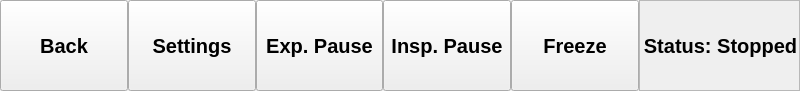
Before: the Qt Designer form gui/menu/menu.ui in MariuszSuchenek/MVM_GUI_test2, drawn with Qt 5.
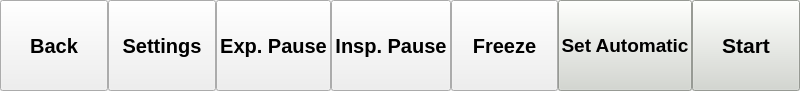
After: the same form once the commit is applied.

Commit message:
move widgets from toolbar to the menu and vice versa
- status moved to toolbar
- start/stop and Set Assisted/Automatic to the menu

```diff
--- a/gui/menu/menu.ui
+++ b/gui/menu/menu.ui
@@ -160,138 +160,945 @@
     </widget>
    </item>
    <item>
-    <widget class="QFrame" name="frame">
+    <widget class="QPushButton" name="button_autoassist">
+     <property name="sizePolicy">
+      <sizepolicy hsizetype="Minimum" vsizetype="Expanding">
+       <horstretch>0</horstretch>
+       <verstretch>0</verstretch>
+      </sizepolicy>
+     </property>
      <property name="minimumSize">
       <size>
-       <width>161</width>
+       <width>134</width>
        <height>0</height>
       </size>
      </property>
      <property name="maximumSize">
       <size>
-       <width>161</width>
+       <width>134</width>
        <height>16777215</height>
       </size>
      </property>
-     <property name="frameShape">
-      <enum>QFrame::StyledPanel</enum>
+     <property name="palette">
+      <palette>
+       <active>
+        <colorrole role="WindowText">
+         <brush brushstyle="SolidPattern">
+          <color alpha="255">
+           <red>0</red>
+           <green>0</green>
+           <blue>0</blue>
+          </color>
+         </brush>
+        </colorrole>
+        <colorrole role="Button">
+         <brush brushstyle="SolidPattern">
+          <color alpha="255">
+           <red>211</red>
+           <green>215</green>
+           <blue>207</blue>
+          </color>
+         </brush>
+        </colorrole>
+        <colorrole role="Light">
+         <brush brushstyle="SolidPattern">
+          <color alpha="255">
+           <red>255</red>
+           <green>255</green>
+           <blue>255</blue>
+          </color>
+         </brush>
+        </colorrole>
+        <colorrole role="Midlight">
+         <brush brushstyle="SolidPattern">
+          <color alpha="255">
+           <red>233</red>
+           <green>235</green>
+           <blue>231</blue>
+          </color>
+         </brush>
+        </colorrole>
+        <colorrole role="Dark">
+         <brush brushstyle="SolidPattern">
+          <color alpha="255">
+           <red>105</red>
+           <green>107</green>
+           <blue>103</blue>
+          </color>
+         </brush>
+        </colorrole>
+        <colorrole role="Mid">
+         <brush brushstyle="SolidPattern">
+          <color alpha="255">
+           <red>141</red>
+           <green>143</green>
+           <blue>138</blue>
+          </color>
+         </brush>
+        </colorrole>
+        <colorrole role="Text">
+         <brush brushstyle="SolidPattern">
+          <color alpha="255">
+           <red>0</red>
+           <green>0</green>
+           <blue>0</blue>
+          </color>
+         </brush>
+        </colorrole>
+        <colorrole role="BrightText">
+         <brush brushstyle="SolidPattern">
+          <color alpha="255">
+           <red>255</red>
+           <green>255</green>
+           <blue>255</blue>
+          </color>
+         </brush>
+        </colorrole>
+        <colorrole role="ButtonText">
+         <brush brushstyle="SolidPattern">
+          <color alpha="255">
+           <red>0</red>
+           <green>0</green>
+           <blue>0</blue>
+          </color>
+         </brush>
+        </colorrole>
+        <colorrole role="Base">
+         <brush brushstyle="SolidPattern">
+          <color alpha="255">
+           <red>255</red>
+           <green>255</green>
+           <blue>255</blue>
+          </color>
+         </brush>
+        </colorrole>
+        <colorrole role="Window">
+         <brush brushstyle="SolidPattern">
+          <color alpha="255">
+           <red>211</red>
+           <green>215</green>
+           <blue>207</blue>
+          </color>
+         </brush>
+        </colorrole>
+        <colorrole role="Shadow">
+         <brush brushstyle="SolidPattern">
+          <color alpha="255">
+           <red>0</red>
+           <green>0</green>
+           <blue>0</blue>
+          </color>
+         </brush>
+        </colorrole>
+        <colorrole role="AlternateBase">
+         <brush brushstyle="SolidPattern">
+          <color alpha="255">
+           <red>233</red>
+           <green>235</green>
+           <blue>231</blue>
+          </color>
+         </brush>
+        </colorrole>
+        <colorrole role="ToolTipBase">
+         <brush brushstyle="SolidPattern">
+          <color alpha="255">
+           <red>255</red>
+           <green>255</green>
+           <blue>220</blue>
+          </color>
+         </brush>
+        </colorrole>
+        <colorrole role="ToolTipText">
+         <brush brushstyle="SolidPattern">
+          <color alpha="255">
+           <red>0</red>
+           <green>0</green>
+           <blue>0</blue>
+          </color>
+         </brush>
+        </colorrole>
+        <colorrole role="PlaceholderText">
+         <brush brushstyle="NoBrush">
+          <color alpha="128">
+           <red>0</red>
+           <green>0</green>
+           <blue>0</blue>
+          </color>
+         </brush>
+        </colorrole>
+       </active>
+       <inactive>
+        <colorrole role="WindowText">
+         <brush brushstyle="SolidPattern">
+          <color alpha="255">
+           <red>0</red>
+           <green>0</green>
+           <blue>0</blue>
+          </color>
+         </brush>
+        </colorrole>
+        <colorrole role="Button">
+         <brush brushstyle="SolidPattern">
+          <color alpha="255">
+           <red>211</red>
+           <green>215</green>
+           <blue>207</blue>
+          </color>
+         </brush>
+        </colorrole>
+        <colorrole role="Light">
+         <brush brushstyle="SolidPattern">
+          <color alpha="255">
+           <red>255</red>
+           <green>255</green>
+           <blue>255</blue>
+          </color>
+         </brush>
+        </colorrole>
+        <colorrole role="Midlight">
+         <brush brushstyle="SolidPattern">
+          <color alpha="255">
+           <red>233</red>
+           <green>235</green>
+           <blue>231</blue>
+          </color>
+         </brush>
+        </colorrole>
+        <colorrole role="Dark">
+         <brush brushstyle="SolidPattern">
+          <color alpha="255">
+           <red>105</red>
+           <green>107</green>
+           <blue>103</blue>
+          </color>
+         </brush>
+        </colorrole>
+        <colorrole role="Mid">
+         <brush brushstyle="SolidPattern">
+          <color alpha="255">
+           <red>141</red>
+           <green>143</green>
+           <blue>138</blue>
+          </color>
+         </brush>
+        </colorrole>
+        <colorrole role="Text">
+         <brush brushstyle="SolidPattern">
+          <color alpha="255">
+           <red>0</red>
+           <green>0</green>
+           <blue>0</blue>
+          </color>
+         </brush>
+        </colorrole>
+        <colorrole role="BrightText">
+         <brush brushstyle="SolidPattern">
+          <color alpha="255">
+           <red>255</red>
+           <green>255</green>
+           <blue>255</blue>
+          </color>
+         </brush>
+        </colorrole>
+        <colorrole role="ButtonText">
+         <brush brushstyle="SolidPattern">
+          <color alpha="255">
+           <red>0</red>
+           <green>0</green>
+           <blue>0</blue>
+          </color>
+         </brush>
+        </colorrole>
+        <colorrole role="Base">
+         <brush brushstyle="SolidPattern">
+          <color alpha="255">
+           <red>255</red>
+           <green>255</green>
+           <blue>255</blue>
+          </color>
+         </brush>
+        </colorrole>
+        <colorrole role="Window">
+         <brush brushstyle="SolidPattern">
+          <color alpha="255">
+           <red>211</red>
+           <green>215</green>
+           <blue>207</blue>
+          </color>
+         </brush>
+        </colorrole>
+        <colorrole role="Shadow">
+         <brush brushstyle="SolidPattern">
+          <color alpha="255">
+           <red>0</red>
+           <green>0</green>
+           <blue>0</blue>
+          </color>
+         </brush>
+        </colorrole>
+        <colorrole role="AlternateBase">
+         <brush brushstyle="SolidPattern">
+          <color alpha="255">
+           <red>233</red>
+           <green>235</green>
+           <blue>231</blue>
+          </color>
+         </brush>
+        </colorrole>
+        <colorrole role="ToolTipBase">
+         <brush brushstyle="SolidPattern">
+          <color alpha="255">
+           <red>255</red>
+           <green>255</green>
+           <blue>220</blue>
+          </color>
+         </brush>
+        </colorrole>
+        <colorrole role="ToolTipText">
+         <brush brushstyle="SolidPattern">
+          <color alpha="255">
+           <red>0</red>
+           <green>0</green>
+           <blue>0</blue>
+          </color>
+         </brush>
+        </colorrole>
+        <colorrole role="PlaceholderText">
+         <brush brushstyle="NoBrush">
+          <color alpha="128">
+           <red>0</red>
+           <green>0</green>
+           <blue>0</blue>
+          </color>
+         </brush>
+        </colorrole>
+       </inactive>
+       <disabled>
+        <colorrole role="WindowText">
+         <brush brushstyle="SolidPattern">
+          <color alpha="255">
+           <red>105</red>
+           <green>107</green>
+           <blue>103</blue>
+          </color>
+         </brush>
+        </colorrole>
+        <colorrole role="Button">
+         <brush brushstyle="SolidPattern">
+          <color alpha="255">
+           <red>211</red>
+           <green>215</green>
+           <blue>207</blue>
+          </color>
+         </brush>
+        </colorrole>
+        <colorrole role="Light">
+         <brush brushstyle="SolidPattern">
+          <color alpha="255">
+           <red>255</red>
+           <green>255</green>
+           <blue>255</blue>
+          </color>
+         </brush>
+        </colorrole>
+        <colorrole role="Midlight">
+         <brush brushstyle="SolidPattern">
+          <color alpha="255">
+           <red>233</red>
+           <green>235</green>
+           <blue>231</blue>
+          </color>
+         </brush>
+        </colorrole>
+        <colorrole role="Dark">
+         <brush brushstyle="SolidPattern">
+          <color alpha="255">
+           <red>105</red>
+           <green>107</green>
+           <blue>103</blue>
+          </color>
+         </brush>
+        </colorrole>
+        <colorrole role="Mid">
+         <brush brushstyle="SolidPattern">
+          <color alpha="255">
+           <red>141</red>
+           <green>143</green>
+           <blue>138</blue>
+          </color>
+         </brush>
+        </colorrole>
+        <colorrole role="Text">
+         <brush brushstyle="SolidPattern">
+          <color alpha="255">
+           <red>105</red>
+           <green>107</green>
+           <blue>103</blue>
+          </color>
+         </brush>
+        </colorrole>
+        <colorrole role="BrightText">
+         <brush brushstyle="SolidPattern">
+          <color alpha="255">
+           <red>255</red>
+           <green>255</green>
+           <blue>255</blue>
+          </color>
+         </brush>
+        </colorrole>
+        <colorrole role="ButtonText">
+         <brush brushstyle="SolidPattern">
+          <color alpha="255">
+           <red>105</red>
+           <green>107</green>
+           <blue>103</blue>
+          </color>
+         </brush>
+        </colorrole>
+        <colorrole role="Base">
+         <brush brushstyle="SolidPattern">
+          <color alpha="255">
+           <red>211</red>
+           <green>215</green>
+           <blue>207</blue>
+          </color>
+         </brush>
+        </colorrole>
+        <colorrole role="Window">
+         <brush brushstyle="SolidPattern">
+          <color alpha="255">
+           <red>211</red>
+           <green>215</green>
+           <blue>207</blue>
+          </color>
+         </brush>
+        </colorrole>
+        <colorrole role="Shadow">
+         <brush brushstyle="SolidPattern">
+          <color alpha="255">
+           <red>0</red>
+           <green>0</green>
+           <blue>0</blue>
+          </color>
+         </brush>
+        </colorrole>
+        <colorrole role="AlternateBase">
+         <brush brushstyle="SolidPattern">
+          <color alpha="255">
+           <red>211</red>
+           <green>215</green>
+           <blue>207</blue>
+          </color>
+         </brush>
+        </colorrole>
+        <colorrole role="ToolTipBase">
+         <brush brushstyle="SolidPattern">
+          <color alpha="255">
+           <red>255</red>
+           <green>255</green>
+           <blue>220</blue>
+          </color>
+         </brush>
+        </colorrole>
+        <colorrole role="ToolTipText">
+         <brush brushstyle="SolidPattern">
+          <color alpha="255">
+           <red>0</red>
+           <green>0</green>
+           <blue>0</blue>
+          </color>
+         </brush>
+        </colorrole>
+        <colorrole role="PlaceholderText">
+         <brush brushstyle="NoBrush">
+          <color alpha="128">
+           <red>0</red>
+           <green>0</green>
+           <blue>0</blue>
+          </color>
+         </brush>
+        </colorrole>
+       </disabled>
+      </palette>
      </property>
-     <property name="frameShadow">
-      <enum>QFrame::Raised</enum>
+     <property name="font">
+      <font>
+       <pointsize>14</pointsize>
+       <weight>75</weight>
+       <bold>true</bold>
+      </font>
      </property>
-     <layout class="QGridLayout" name="gridLayout">
-      <property name="leftMargin">
-       <number>0</number>
-      </property>
-      <property name="topMargin">
-       <number>0</number>
-      </property>
-      <property name="rightMargin">
-       <number>0</number>
-      </property>
-      <property name="bottomMargin">
-       <number>0</number>
-      </property>
-      <property name="spacing">
-       <number>0</number>
-      </property>
-      <item row="0" column="0">
-       <widget class="QLabel" name="label_status">
-        <property name="minimumSize">
-         <size>
-          <width>161</width>
-          <height>0</height>
-         </size>
-        </property>
-        <property name="maximumSize">
-         <size>
-          <width>161</width>
-          <height>91</height>
-         </size>
-        </property>
-        <property name="palette">
-         <palette>
-          <active>
-           <colorrole role="Base">
-            <brush brushstyle="SolidPattern">
-             <color alpha="255">
-              <red>255</red>
-              <green>255</green>
-              <blue>255</blue>
-             </color>
-            </brush>
-           </colorrole>
-           <colorrole role="Window">
-            <brush brushstyle="SolidPattern">
-             <color alpha="255">
-              <red>211</red>
-              <green>215</green>
-              <blue>207</blue>
-             </color>
-            </brush>
-           </colorrole>
-          </active>
-          <inactive>
-           <colorrole role="Base">
-            <brush brushstyle="SolidPattern">
-             <color alpha="255">
-              <red>255</red>
-              <green>255</green>
-              <blue>255</blue>
-             </color>
-            </brush>
-           </colorrole>
-           <colorrole role="Window">
-            <brush brushstyle="SolidPattern">
-             <color alpha="255">
-              <red>211</red>
-              <green>215</green>
-              <blue>207</blue>
-             </color>
-            </brush>
-           </colorrole>
-          </inactive>
-          <disabled>
-           <colorrole role="Base">
-            <brush brushstyle="SolidPattern">
-             <color alpha="255">
-              <red>211</red>
-              <green>215</green>
-              <blue>207</blue>
-             </color>
-            </brush>
-           </colorrole>
-           <colorrole role="Window">
-            <brush brushstyle="SolidPattern">
-             <color alpha="255">
-              <red>211</red>
-              <green>215</green>
-              <blue>207</blue>
-             </color>
-            </brush>
-           </colorrole>
-          </disabled>
-         </palette>
-        </property>
-        <property name="font">
-         <font>
-          <pointsize>15</pointsize>
-          <weight>75</weight>
-          <bold>true</bold>
-         </font>
-        </property>
-        <property name="text">
-         <string>Status: Stopped</string>
-        </property>
-        <property name="alignment">
-         <set>Qt::AlignCenter</set>
-        </property>
-        <property name="wordWrap">
-         <bool>true</bool>
-        </property>
-       </widget>
-      </item>
-     </layout>
+     <property name="text">
+      <string>Set Automatic</string>
+     </property>
+    </widget>
+   </item>
+   <item>
+    <widget class="QPushButton" name="button_startstop">
+     <property name="sizePolicy">
+      <sizepolicy hsizetype="Minimum" vsizetype="Expanding">
+       <horstretch>0</horstretch>
+       <verstretch>0</verstretch>
+      </sizepolicy>
+     </property>
+     <property name="maximumSize">
+      <size>
+       <width>134</width>
+       <height>16777215</height>
+      </size>
+     </property>
+     <property name="palette">
+      <palette>
+       <active>
+        <colorrole role="WindowText">
+         <brush brushstyle="SolidPattern">
+          <color alpha="255">
+           <red>0</red>
+           <green>0</green>
+           <blue>0</blue>
+          </color>
+         </brush>
+        </colorrole>
+        <colorrole role="Button">
+         <brush brushstyle="SolidPattern">
+          <color alpha="255">
+           <red>211</red>
+           <green>215</green>
+           <blue>207</blue>
+          </color>
+         </brush>
+        </colorrole>
+        <colorrole role="Light">
+         <brush brushstyle="SolidPattern">
+          <color alpha="255">
+           <red>255</red>
+           <green>255</green>
+           <blue>255</blue>
+          </color>
+         </brush>
+        </colorrole>
+        <colorrole role="Midlight">
+         <brush brushstyle="SolidPattern">
+          <color alpha="255">
+           <red>233</red>
+           <green>235</green>
+           <blue>231</blue>
+          </color>
+         </brush>
+        </colorrole>
+        <colorrole role="Dark">
+         <brush brushstyle="SolidPattern">
+          <color alpha="255">
+           <red>105</red>
+           <green>107</green>
+           <blue>103</blue>
+          </color>
+         </brush>
+        </colorrole>
+        <colorrole role="Mid">
+         <brush brushstyle="SolidPattern">
+          <color alpha="255">
+           <red>141</red>
+           <green>143</green>
+           <blue>138</blue>
+          </color>
+         </brush>
+        </colorrole>
+        <colorrole role="Text">
+         <brush brushstyle="SolidPattern">
+          <color alpha="255">
+           <red>0</red>
+           <green>0</green>
+           <blue>0</blue>
+          </color>
+         </brush>
+        </colorrole>
+        <colorrole role="BrightText">
+         <brush brushstyle="SolidPattern">
+          <color alpha="255">
+           <red>255</red>
+           <green>255</green>
+           <blue>255</blue>
+          </color>
+         </brush>
+        </colorrole>
+        <colorrole role="ButtonText">
+         <brush brushstyle="SolidPattern">
+          <color alpha="255">
+           <red>0</red>
+           <green>0</green>
+           <blue>0</blue>
+          </color>
+         </brush>
+        </colorrole>
+        <colorrole role="Base">
+         <brush brushstyle="SolidPattern">
+          <color alpha="255">
+           <red>255</red>
+           <green>255</green>
+           <blue>255</blue>
+          </color>
+         </brush>
+        </colorrole>
+        <colorrole role="Window">
+         <brush brushstyle="SolidPattern">
+          <color alpha="255">
+           <red>211</red>
+           <green>215</green>
+           <blue>207</blue>
+          </color>
+         </brush>
+        </colorrole>
+        <colorrole role="Shadow">
+         <brush brushstyle="SolidPattern">
+          <color alpha="255">
+           <red>0</red>
+           <green>0</green>
+           <blue>0</blue>
+          </color>
+         </brush>
+        </colorrole>
+        <colorrole role="AlternateBase">
+         <brush brushstyle="SolidPattern">
+          <color alpha="255">
+           <red>233</red>
+           <green>235</green>
+           <blue>231</blue>
+          </color>
+         </brush>
+        </colorrole>
+        <colorrole role="ToolTipBase">
+         <brush brushstyle="SolidPattern">
+          <color alpha="255">
+           <red>255</red>
+           <green>255</green>
+           <blue>220</blue>
+          </color>
+         </brush>
+        </colorrole>
+        <colorrole role="ToolTipText">
+         <brush brushstyle="SolidPattern">
+          <color alpha="255">
+           <red>0</red>
+           <green>0</green>
+           <blue>0</blue>
+          </color>
+         </brush>
+        </colorrole>
+        <colorrole role="PlaceholderText">
+         <brush brushstyle="NoBrush">
+          <color alpha="128">
+           <red>0</red>
+           <green>0</green>
+           <blue>0</blue>
+          </color>
+         </brush>
+        </colorrole>
+       </active>
+       <inactive>
+        <colorrole role="WindowText">
+         <brush brushstyle="SolidPattern">
+          <color alpha="255">
+           <red>0</red>
+           <green>0</green>
+           <blue>0</blue>
+          </color>
+         </brush>
+        </colorrole>
+        <colorrole role="Button">
+         <brush brushstyle="SolidPattern">
+          <color alpha="255">
+           <red>211</red>
+           <green>215</green>
+           <blue>207</blue>
+          </color>
+         </brush>
+        </colorrole>
+        <colorrole role="Light">
+         <brush brushstyle="SolidPattern">
+          <color alpha="255">
+           <red>255</red>
+           <green>255</green>
+           <blue>255</blue>
+          </color>
+         </brush>
+        </colorrole>
+        <colorrole role="Midlight">
+         <brush brushstyle="SolidPattern">
+          <color alpha="255">
+           <red>233</red>
+           <green>235</green>
+           <blue>231</blue>
+          </color>
+         </brush>
+        </colorrole>
+        <colorrole role="Dark">
+         <brush brushstyle="SolidPattern">
+          <color alpha="255">
+           <red>105</red>
+           <green>107</green>
+           <blue>103</blue>
+          </color>
+         </brush>
+        </colorrole>
+        <colorrole role="Mid">
+         <brush brushstyle="SolidPattern">
+          <color alpha="255">
+           <red>141</red>
+           <green>143</green>
+           <blue>138</blue>
+          </color>
+         </brush>
+        </colorrole>
+        <colorrole role="Text">
+         <brush brushstyle="SolidPattern">
+          <color alpha="255">
+           <red>0</red>
+           <green>0</green>
+           <blue>0</blue>
+          </color>
+         </brush>
+        </colorrole>
+        <colorrole role="BrightText">
+         <brush brushstyle="SolidPattern">
+          <color alpha="255">
+           <red>255</red>
+           <green>255</green>
+           <blue>255</blue>
+          </color>
+         </brush>
+        </colorrole>
+        <colorrole role="ButtonText">
+         <brush brushstyle="SolidPattern">
+          <color alpha="255">
+           <red>0</red>
+           <green>0</green>
+           <blue>0</blue>
+          </color>
+         </brush>
+        </colorrole>
+        <colorrole role="Base">
+         <brush brushstyle="SolidPattern">
+          <color alpha="255">
+           <red>255</red>
+           <green>255</green>
+           <blue>255</blue>
+          </color>
+         </brush>
+        </colorrole>
+        <colorrole role="Window">
+         <brush brushstyle="SolidPattern">
+          <color alpha="255">
+           <red>211</red>
+           <green>215</green>
+           <blue>207</blue>
+          </color>
+         </brush>
+        </colorrole>
+        <colorrole role="Shadow">
+         <brush brushstyle="SolidPattern">
+          <color alpha="255">
+           <red>0</red>
+           <green>0</green>
+           <blue>0</blue>
+          </color>
+         </brush>
+        </colorrole>
+        <colorrole role="AlternateBase">
+         <brush brushstyle="SolidPattern">
+          <color alpha="255">
+           <red>233</red>
+           <green>235</green>
+           <blue>231</blue>
+          </color>
+         </brush>
+        </colorrole>
+        <colorrole role="ToolTipBase">
+         <brush brushstyle="SolidPattern">
+          <color alpha="255">
+           <red>255</red>
+           <green>255</green>
+           <blue>220</blue>
+          </color>
+         </brush>
+        </colorrole>
+        <colorrole role="ToolTipText">
+         <brush brushstyle="SolidPattern">
+          <color alpha="255">
+           <red>0</red>
+           <green>0</green>
+           <blue>0</blue>
+          </color>
+         </brush>
+        </colorrole>
+        <colorrole role="PlaceholderText">
+         <brush brushstyle="NoBrush">
+          <color alpha="128">
+           <red>0</red>
+           <green>0</green>
+           <blue>0</blue>
+          </color>
+         </brush>
+        </colorrole>
+       </inactive>
+       <disabled>
+        <colorrole role="WindowText">
+         <brush brushstyle="SolidPattern">
+          <color alpha="255">
+           <red>105</red>
+           <green>107</green>
+           <blue>103</blue>
+          </color>
+         </brush>
+        </colorrole>
+        <colorrole role="Button">
+         <brush brushstyle="SolidPattern">
+          <color alpha="255">
+           <red>211</red>
+           <green>215</green>
+           <blue>207</blue>
+          </color>
+         </brush>
+        </colorrole>
+        <colorrole role="Light">
+         <brush brushstyle="SolidPattern">
+          <color alpha="255">
+           <red>255</red>
+           <green>255</green>
+           <blue>255</blue>
+          </color>
+         </brush>
+        </colorrole>
+        <colorrole role="Midlight">
+         <brush brushstyle="SolidPattern">
+          <color alpha="255">
+           <red>233</red>
+           <green>235</green>
+           <blue>231</blue>
+          </color>
+         </brush>
+        </colorrole>
+        <colorrole role="Dark">
+         <brush brushstyle="SolidPattern">
+          <color alpha="255">
+           <red>105</red>
+           <green>107</green>
+           <blue>103</blue>
+          </color>
+         </brush>
+        </colorrole>
+        <colorrole role="Mid">
+         <brush brushstyle="SolidPattern">
+          <color alpha="255">
+           <red>141</red>
+           <green>143</green>
+           <blue>138</blue>
+          </color>
+         </brush>
+        </colorrole>
+        <colorrole role="Text">
+         <brush brushstyle="SolidPattern">
+          <color alpha="255">
+           <red>105</red>
+           <green>107</green>
+           <blue>103</blue>
+          </color>
+         </brush>
+        </colorrole>
+        <colorrole role="BrightText">
+         <brush brushstyle="SolidPattern">
+          <color alpha="255">
+           <red>255</red>
+           <green>255</green>
+           <blue>255</blue>
+          </color>
+         </brush>
+        </colorrole>
+        <colorrole role="ButtonText">
+         <brush brushstyle="SolidPattern">
+          <color alpha="255">
+           <red>105</red>
+           <green>107</green>
+           <blue>103</blue>
+          </color>
+         </brush>
+        </colorrole>
+        <colorrole role="Base">
+         <brush brushstyle="SolidPattern">
+          <color alpha="255">
+           <red>211</red>
+           <green>215</green>
+           <blue>207</blue>
+          </color>
+         </brush>
+        </colorrole>
+        <colorrole role="Window">
+         <brush brushstyle="SolidPattern">
+          <color alpha="255">
+           <red>211</red>
+           <green>215</green>
+           <blue>207</blue>
+          </color>
+         </brush>
+        </colorrole>
+        <colorrole role="Shadow">
+         <brush brushstyle="SolidPattern">
+          <color alpha="255">
+           <red>0</red>
+           <green>0</green>
+           <blue>0</blue>
+          </color>
+         </brush>
+        </colorrole>
+        <colorrole role="AlternateBase">
+         <brush brushstyle="SolidPattern">
+          <color alpha="255">
+           <red>211</red>
+           <green>215</green>
+           <blue>207</blue>
+          </color>
+         </brush>
+        </colorrole>
+        <colorrole role="ToolTipBase">
+         <brush brushstyle="SolidPattern">
+          <color alpha="255">
+           <red>255</red>
+           <green>255</green>
+           <blue>220</blue>
+          </color>
+         </brush>
+        </colorrole>
+        <colorrole role="ToolTipText">
+         <brush brushstyle="SolidPattern">
+          <color alpha="255">
+           <red>0</red>
+           <green>0</green>
+           <blue>0</blue>
+          </color>
+         </brush>
+        </colorrole>
+        <colorrole role="PlaceholderText">
+         <brush brushstyle="NoBrush">
+          <color alpha="128">
+           <red>0</red>
+           <green>0</green>
+           <blue>0</blue>
+          </color>
+         </brush>
+        </colorrole>
+       </disabled>
+      </palette>
+     </property>
+     <property name="font">
+      <font>
+       <pointsize>16</pointsize>
+       <weight>75</weight>
+       <bold>true</bold>
+      </font>
+     </property>
+     <property name="text">
+      <string>Start</string>
+     </property>
     </widget>
    </item>
   </layout>
```
The commit also changes 1 other file.
